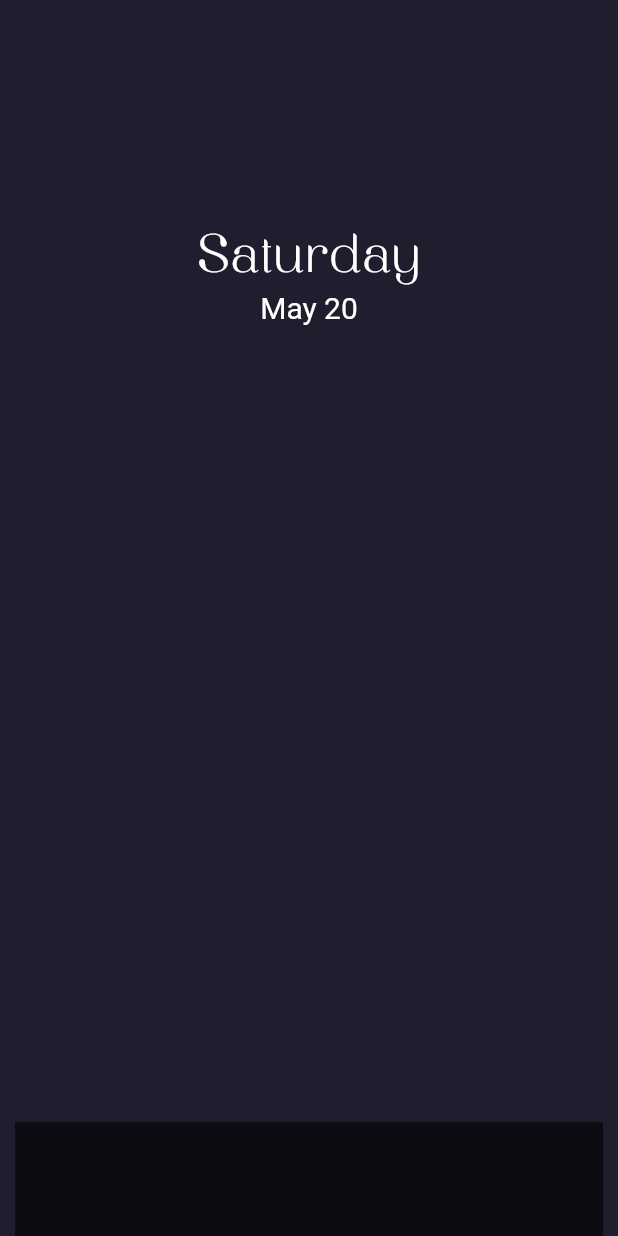
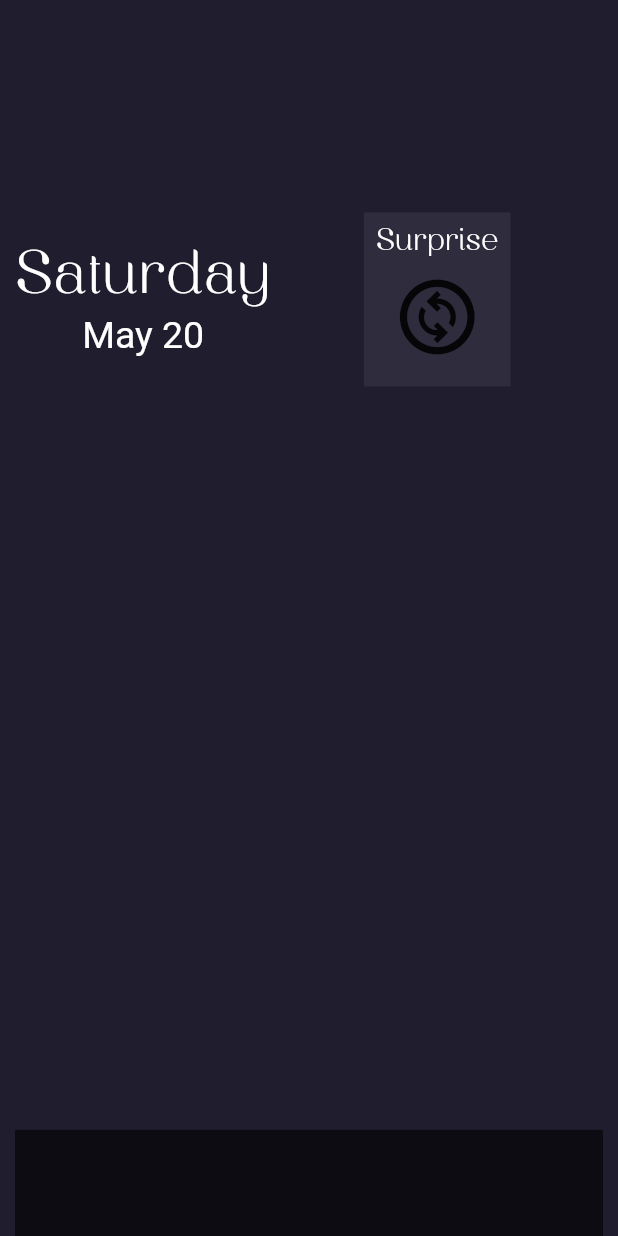
Before and after one commit to RotenKiwi/TaleHub, a Flutter app: the Home screen opened directly, on a phone screen of 412 x 824 dp. Run offline on Flutter 3.47's test engine with Material 2 defaults, Android fonts, the light colour scheme and no system bars.

Commit message:
HomeScreen
Rough design for random button

```diff
--- a/lib/Components/DayDate.dart
+++ b/lib/Components/DayDate.dart
@@ -19,7 +19,7 @@ class DayDate extends StatelessWidget {
             decoration: TextDecoration.none,
             fontFamily: 'Breath',
             color: Colors.white,
-            fontSize: 35,
+            fontSize: 40,
           ),
         ),
         Text(
@@ -28,7 +28,7 @@ class DayDate extends StatelessWidget {
             decoration: TextDecoration.none,
             //fontFamily: 'Breath',
             color: Colors.white,
-            fontSize: 20,
+            fontSize: 25,
           ),
         ),
       ],
--- a/lib/Screens/HomeScreen.dart
+++ b/lib/Screens/HomeScreen.dart
@@ -10,20 +10,47 @@ class Home extends StatelessWidget {
   @override
   Widget build(BuildContext context) {
     var day = DateTime.now();
-    return Container(
+    return Scaffold(
+      body: Container(
         color: bgColor,
         child: Padding(
           padding: const EdgeInsets.symmetric(horizontal: 10.0),
           child: Column(
             children: [
-            Spacer(flex: 2,),
+              const Spacer(
+                flex: 2,
+              ),
               Row(
                 mainAxisAlignment: MainAxisAlignment.center,
                 children: [
                   DayDate(day: day),
+                  const Spacer(),
+                  Container(
+                    color: secColor,
+                    child: Padding(
+                      padding: const EdgeInsets.all(8.0),
+                      child: Column(
+                        children: [
+                          const Text(
+                            'Surprise',
+                            style: TextStyle(
+                              decoration: TextDecoration.none,
+                              color: Colors.white,
+                              fontFamily: 'Breath',
+                              fontSize: 20,
+                            ),
+                          ),
+                          IconButton(onPressed: (){}, icon: const Icon(Icons.change_circle_outlined), iconSize: 60,)
                         ],
                       ),
-            Spacer(flex: 7,),
+                    ),
+                  ),
+                  const Spacer(),
+                ],
+              ),
+              const Spacer(
+                flex: 7,
+              ),
               Expanded(
                 flex: 1,
                 child: Container(
@@ -34,6 +61,7 @@ class Home extends StatelessWidget {
             ],
           ),
         ),
+      ),
     );
   }
 }
```
Lines whose indentation alone changed are shown as unchanged.
